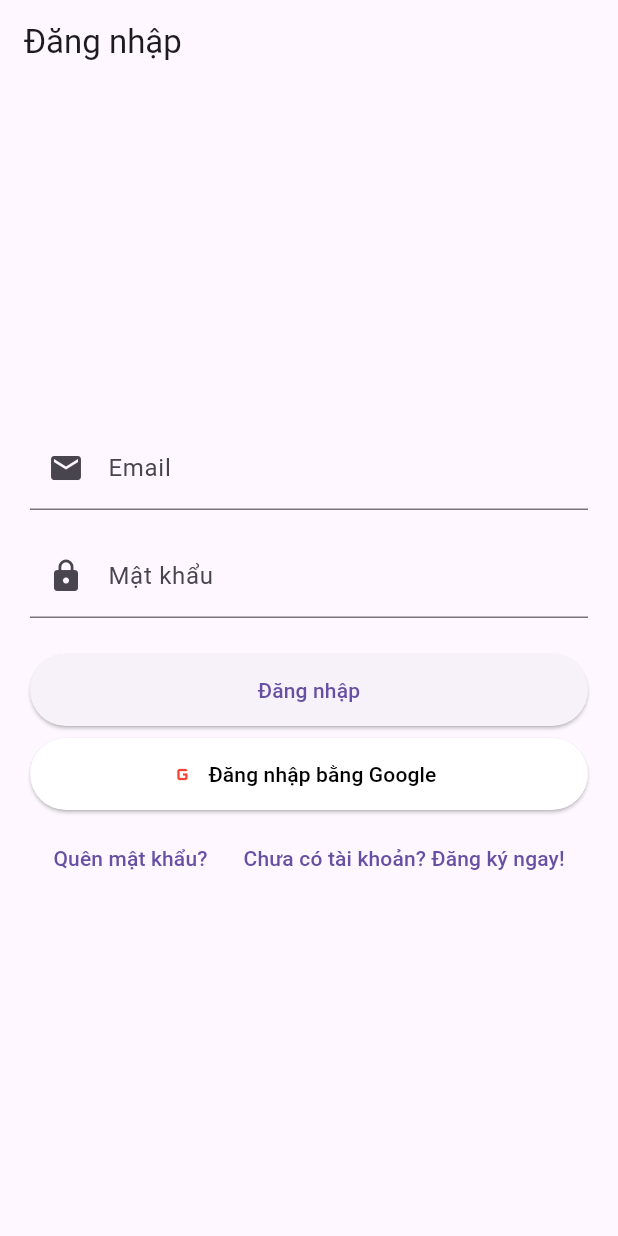
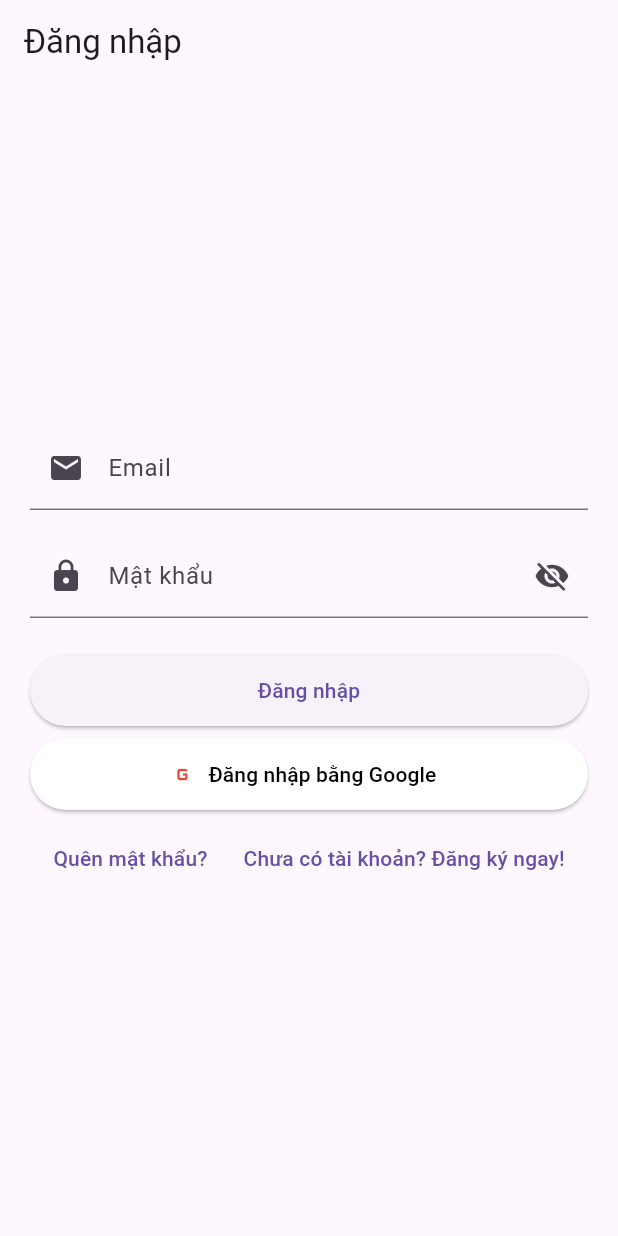
Before and after one commit to dqtung1703/flutter_app_weather_01, a Flutter app: the screen it shows after launch, on a phone screen of 412 x 824 dp. Run offline on Flutter 3.47's test engine with Material 3 defaults, Android fonts, the phone set to English and light mode, and no system bars; our stand-ins replace cloud_firestore, equatable, firebase_auth, firebase_core, fl_chart, flutter_dotenv and 9 more; accounts and stored records are empty.

Commit message:
sua descreption

```diff
--- a/lib/features/auth/presentation/pages/login_page.dart
+++ b/lib/features/auth/presentation/pages/login_page.dart
@@ -15,6 +15,7 @@ class _LoginPageState extends State<LoginPage> {
   final _emailController = TextEditingController();
   final _passwordController = TextEditingController();
   bool _loading = false;
+  bool _showPassword = false; // trạng thái ẩn/hiện mật khẩu
 
   Future<void> _login() async {
     setState(() => _loading = true);
@@ -112,10 +113,18 @@ class _LoginPageState extends State<LoginPage> {
             const SizedBox(height: 16),
             TextField(
               controller: _passwordController,
-              obscureText: true,
-              decoration: const InputDecoration(
+              obscureText: !_showPassword,
+              decoration: InputDecoration(
                 labelText: 'Mật khẩu',
                 prefixIcon: Icon(Icons.lock),
+                suffixIcon: IconButton(
+                  icon: Icon(
+                    _showPassword ? Icons.visibility : Icons.visibility_off,
+                  ),
+                  onPressed: () {
+                    setState(() => _showPassword = !_showPassword);
+                  },
+                ),
               ),
             ),
             const SizedBox(height: 24),
--- a/lib/features/weather/data/datasources/weather_api_datasource.dart
+++ b/lib/features/weather/data/datasources/weather_api_datasource.dart
@@ -15,7 +15,7 @@ class WeatherApiDatasource {
 
   Future<WeatherModel> fetchWeather(String city) async {
     final url =
-        '${ApiConstants.baseUrl}weather?q=$city&appid=$apiKey&units=metric';
+        '${ApiConstants.baseUrl}weather?q=$city&appid=$apiKey&units=metric&lang=vi'; // SỬA
     final res = await client.get(Uri.parse(url));
     if (res.statusCode != 200) {
       print("Weather error URL: $url");
@@ -45,7 +45,7 @@ class WeatherApiDatasource {
     DateTime day,
   ) async {
     final url =
-        '${ApiConstants.baseUrl}forecast?q=$city&appid=$apiKey&units=metric';
+        '${ApiConstants.baseUrl}forecast?q=$city&appid=$apiKey&units=metric&lang=vi'; // SỬA
     final res = await client.get(Uri.parse(url));
     if (res.statusCode != 200) {
       print("Weather error URL: $url");
@@ -111,7 +111,7 @@ class WeatherApiDatasource {
   /// Daily forecast by city: group theo ngày từ /forecast như trên
   Future<List<ForecastModel>> fetchDailyForecast(String city) async {
     final url =
-        '${ApiConstants.baseUrl}forecast?q=$city&appid=$apiKey&units=metric';
+        '${ApiConstants.baseUrl}forecast?q=$city&appid=$apiKey&units=metric&lang=vi'; // SỬA
     final res = await client.get(Uri.parse(url));
     if (res.statusCode != 200) {
       print("Weather error URL: $url");
```
